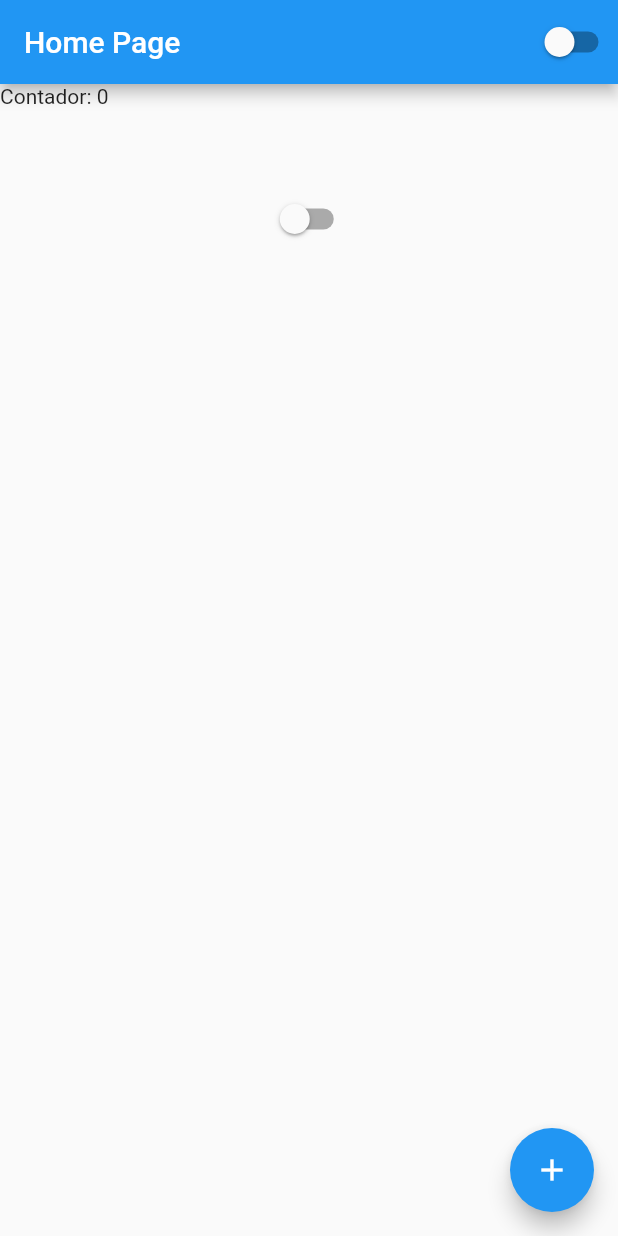
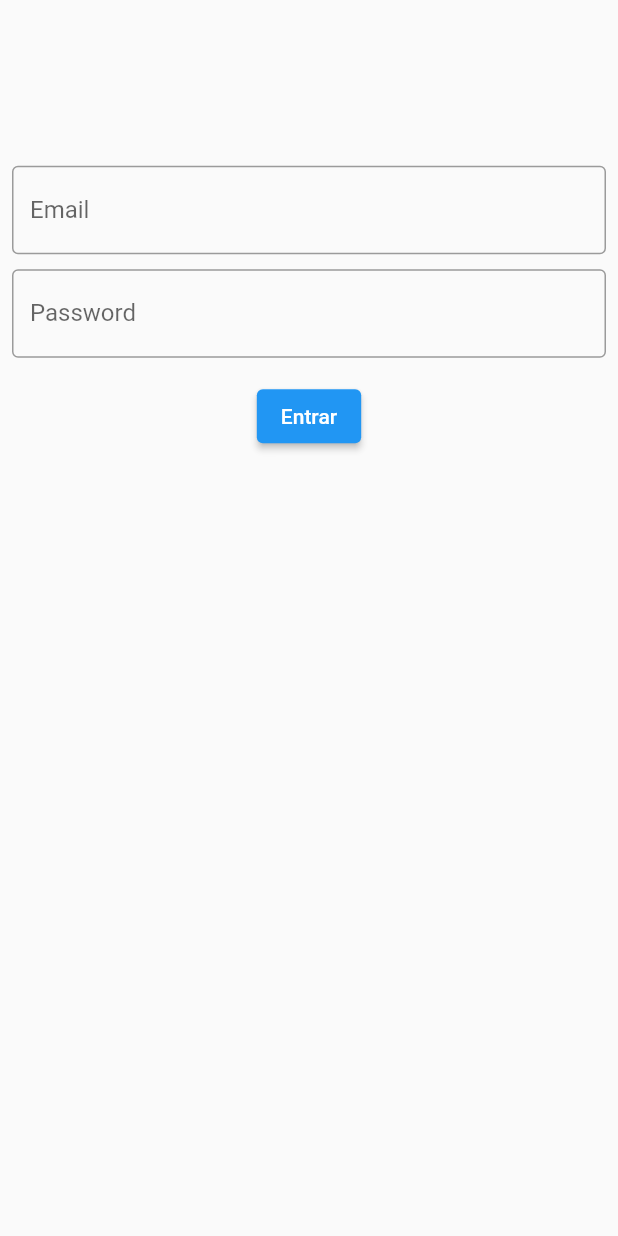
Before and after one commit to vss-2/Flutuando, a Flutter app: the screen it shows after launch, on a phone screen of 412 x 824 dp. Run offline on Flutter 3.47's test engine with Material 2 defaults, Android fonts, the phone set to English and light mode, and no system bars.

Commit message:
Aula 17 Implementacao de tela de login com varios componentes estilizados

```diff
--- a/tutorial/lib/app_widget.dart
+++ b/tutorial/lib/app_widget.dart
@@ -1,5 +1,6 @@
 import 'package:flutter/material.dart';
 import 'package:tutorial/app_controller.dart';
+import 'package:tutorial/login_page.dart';
 import 'home_page.dart';
 
 class AppWidget extends StatelessWidget {
@@ -14,7 +15,7 @@ class AppWidget extends StatelessWidget {
             brightness: AppController.instance.isDarkTheme?
               Brightness.dark : Brightness.light
           ),
-          home: HomePage(),
+          home: LoginPage(),
         );
       }
     );
--- a/tutorial/lib/home_page.dart
+++ b/tutorial/lib/home_page.dart
@@ -25,22 +25,7 @@ class HomePageState extends State<HomePage> {
               Container(height: 50),
               CustomSwitch(),
               Container(height: 50),
-              Container(height: 50),
-              Container(height: 50),
-              Container(height: 50),
-              Container(height: 50),
-              Container(height: 50),
-              Container(height: 50),
-              Container(height: 50),
-              Container(height: 50),
-              Container(height: 50),
-              Container(height: 50),
-              Container(height: 50),
-              Container(height: 50),
-              Container(height: 50),
-              Container(height: 50),
-              Container(height: 50),
-              Container(height: 50),
+
               Row(
                 // Espaço entre itens (espaço ao redor do item, estilo margem), é muito usado
                 mainAxisAlignment: MainAxisAlignment.spaceAround,
--- /dev/null
+++ b/tutorial/lib/login_page.dart
@@ -0,0 +1,70 @@
+import 'package:flutter/material.dart';
+
+class LoginPage extends StatefulWidget {
+  @override
+  _LoginPageState createState() => _LoginPageState();
+}
+
+class _LoginPageState extends State<LoginPage> {
+  String email = '';
+  String password = '';
+
+  @override
+  Widget build(BuildContext context) {
+    return Material(
+      // Permite que a tela login se torne scrollável após aparição do teclado na tela mobile
+      child: SingleChildScrollView(
+        child: SizedBox(
+          // Funcionalidade equivalente do double.infinity
+          height: MediaQuery.of(context).size.width,
+          width: MediaQuery.of(context).size.height,
+          child: Padding(
+            // Adiciona um espaçamento entre as colunas
+            padding: const EdgeInsets.all(8.0),
+            child: Column(
+              mainAxisAlignment: MainAxisAlignment.center,
+              children: [
+                TextField(
+                  onChanged: (text){
+                    email = text;
+                  },
+                  // Informa ao teclado mobile para adaptar-se a um receber input em formato de email
+                  keyboardType: TextInputType.emailAddress,
+                  decoration: InputDecoration(
+                    // Adiciona borda com label personalizado e com animação
+                    border: OutlineInputBorder(),
+                    labelText: 'Email'
+                  )
+                ),
+                SizedBox(height: 10),
+                TextField(
+                  // Censura senha transformando em pontinhos
+                  obscureText: true,
+                  onChanged: (text){
+                    password = text;
+                  },
+                  decoration: InputDecoration(
+                    border: OutlineInputBorder(),
+                    labelText: 'Password'
+                  )
+                ),
+                SizedBox(height: 15),
+                // Botão pressionável
+                ElevatedButton(
+                  onPressed: (){
+                    if(email == 'teste@teste.com' && password == '123456'){
+                      print('Login Correto');
+                    } else {
+                      print('Login Incorreto');
+                    }
+                  },
+                  child: Text('Entrar'),
+                )
+              ],
+            ),
+          )
+        ),
+      )
+    );
+  }
+}
```
Also changed, not shown: 1 other file.
